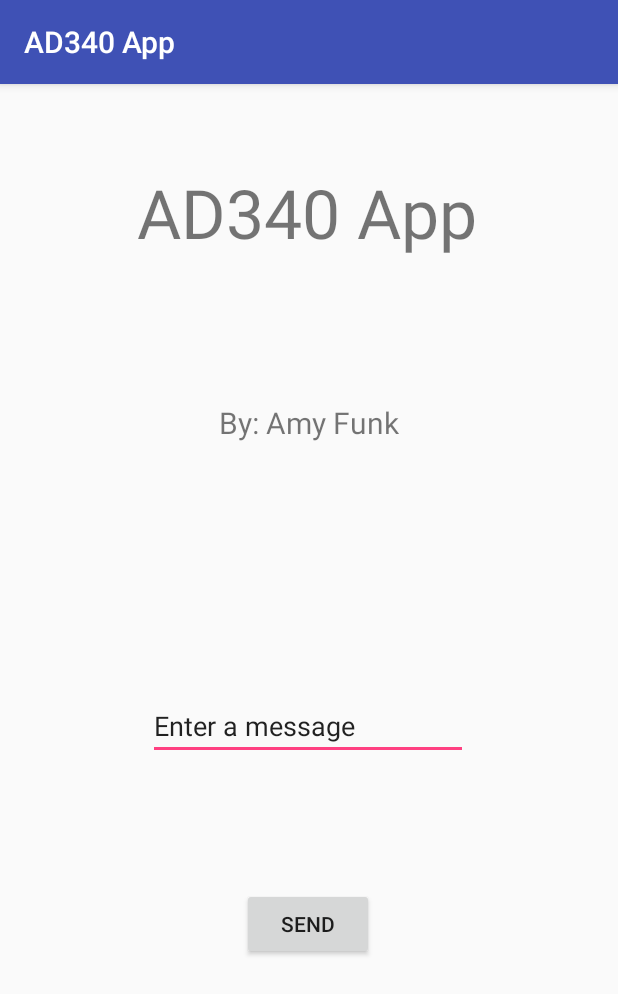
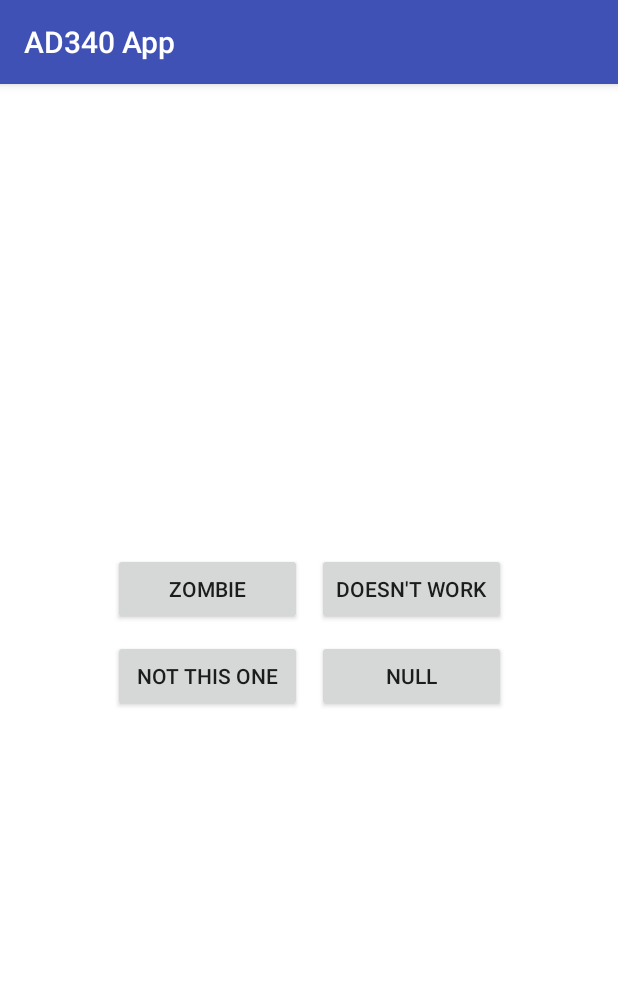
Before and after one commit to amy61789/AD340App, an Android app: the screen it shows after launch (MainActivity), on a phone screen of 412 x 824 dp. Shown: the top 994 px of the screen. Run offline under Robolectric (Android 15) with nearby library versions, the phone set to English and light mode, and no system bars.

Commit message:
homework 3

```diff
--- a/app/build.gradle
+++ b/app/build.gradle
@@ -25,4 +25,10 @@ dependencies {
     testImplementation 'junit:junit:4.12'
     androidTestImplementation 'com.android.support.test:runner:1.0.1'
     androidTestImplementation 'com.android.support.test.espresso:espresso-core:3.0.1'
+    implementation 'com.android.support:recyclerview-v7:27.1.0'
+    implementation 'com.android.volley:volley:1.0.0'
+    implementation 'com.squareup.picasso:picasso:2.5.0'
+    implementation 'com.android.support:cardview-v7:27.1.0'
+    implementation 'com.android.support:appcompat-v7:27.1.0'
+    implementation 'com.android.support:design:27.1.0'
 }
--- a/app/src/main/java/com/example/amyfunk/ad340app/MainActivity.java
+++ b/app/src/main/java/com/example/amyfunk/ad340app/MainActivity.java
@@ -1,30 +1,93 @@
 package com.example.amyfunk.ad340app;
 
+import android.content.Context;
 import android.content.Intent;
+import android.os.Bundle;
+import android.support.design.widget.FloatingActionButton;
+import android.support.design.widget.Snackbar;
 import android.support.v7.app.AppCompatActivity;
-import android.os.Bundle;
+import android.support.v7.widget.Toolbar;
 import android.util.Log;
 import android.view.View;
-import android.widget.EditText;
+import android.view.ViewGroup;
+import android.widget.BaseAdapter;
+import android.widget.Button;
+import android.widget.GridView;
+import android.widget.Toast;
 
 public class MainActivity extends AppCompatActivity {
-    public static final String EXTRA_MESSAGE = "Extra";
+    private static final String TAG = MainActivity.class.getSimpleName();
+
+
+    String[] arr = {"Zombie", "doesn't work", "not this one", "null" };
 
     @Override
     protected void onCreate(Bundle savedInstanceState) {
         super.onCreate(savedInstanceState);
         setContentView(R.layout.activity_main);
-        Log.d("onCreate", "app has been opened");
+
+        GridView gridview = findViewById(R.id.gridview);
+        gridview.setAdapter(new ButtonAdapter(this));
     }
-    /**Called when the user taps the Send button */
 
-    public void sendMessage(View view){
-        //Do something in response to button
-        Intent intent = new Intent(this, DisplayMessageActivity.class);
-        EditText editText = findViewById(R.id.editText);
-        String message = editText.getText().toString();
-        intent.putExtra(EXTRA_MESSAGE, message);
-        startActivity(intent);
-        Log.d("sendMessage", "message is sent");
+
+    public class ButtonAdapter extends BaseAdapter {
+        private Context context;
+
+        public ButtonAdapter(Context c) {
+            context = c;
+        }
+
+        public int getCount() {
+            return arr.length;
+        }
+
+        public Object getItem(int position) {
+            return null;
+        }
+
+        public long getItemId(int position) {
+            return 0;
+        }
+
+        public View getView(int position, View convertView, ViewGroup parent) {
+            Button button;
+            if (convertView == null) {
+                // if it's not recycled, initialize some attributes
+                button = new Button(context);
+            } else {
+                button = (Button) convertView;
+            }
+
+            button.setText(arr[position]);
+            button.setId(position);
+            button.setOnClickListener(new BtnOnClickListener());
+            return button;
+        }
+
+    }
+
+    class BtnOnClickListener implements View.OnClickListener
+    {
+
+        public void onClick(View v)
+        {
+            Log.d(TAG, "tapped button");
+            int id = v.getId();
+            Intent intent;
+            switch (id) {
+                case 0:
+                    intent = new Intent(getBaseContext(), RecyclerActivity.class);
+                    startActivity(intent);
+                    break;
+
+                    default:
+                    Button b = (Button) v;
+                    String label = b.getText().toString();
+                    Toast.makeText(MainActivity.this, label,
+                            Toast.LENGTH_SHORT).show();
+                    break;
+            }
+        }
     }
 }
--- a/app/src/main/res/layout/activity_main.xml
+++ b/app/src/main/res/layout/activity_main.xml
@@ -2,67 +2,27 @@
 <android.support.constraint.ConstraintLayout xmlns:android="http://schemas.android.com/apk/res/android"
     xmlns:app="http://schemas.android.com/apk/res-auto"
     xmlns:tools="http://schemas.android.com/tools"
+    android:id="@+id/coordinatorLayout"
     android:layout_width="match_parent"
     android:layout_height="match_parent"
+    android:background="#fff"
     tools:context=".MainActivity">
 
-    <TextView
-        android:id="@+id/textView"
-        android:layout_width="250dp"
-        android:layout_height="64dp"
-        android:text="AD340 App"
-        android:textSize="45sp"
-        app:layout_constraintBottom_toBottomOf="parent"
-        app:layout_constraintHorizontal_bias="0.565"
-        app:layout_constraintLeft_toLeftOf="parent"
-        app:layout_constraintRight_toRightOf="parent"
-        app:layout_constraintTop_toTopOf="parent"
-        app:layout_constraintVertical_bias="0.079" />
 
-    <TextView
-        android:layout_width="wrap_content"
-        android:layout_height="wrap_content"
-        android:text="By: Amy Funk"
-        android:textSize="20sp"
-        app:layout_constraintBottom_toBottomOf="parent"
-        app:layout_constraintLeft_toLeftOf="parent"
-        app:layout_constraintRight_toRightOf="parent"
-        app:layout_constraintTop_toTopOf="parent"
-        app:layout_constraintVertical_bias="0.286" />
-
-    <EditText
-        android:id="@+id/editText"
-        android:layout_width="wrap_content"
-        android:layout_height="wrap_content"
-        android:layout_marginBottom="16dp"
-        android:layout_marginEnd="16dp"
-        android:layout_marginStart="16dp"
-        android:layout_marginTop="16dp"
-        android:ems="10"
-        android:inputType="textPersonName"
-        android:text="@string/edit_message"
+    <GridView
+        android:id="@+id/gridview"
+        android:layout_width="262dp"
+        android:layout_height="143dp"
+        android:columnWidth="90dp"
+        android:gravity="center"
+        android:horizontalSpacing="10dp"
+        android:numColumns="auto_fit"
+        android:stretchMode="columnWidth"
+        android:verticalSpacing="10dp"
         app:layout_constraintBottom_toBottomOf="parent"
         app:layout_constraintEnd_toEndOf="parent"
-        app:layout_constraintHorizontal_bias="0.496"
+        app:layout_constraintHorizontal_bias="0.5"
         app:layout_constraintStart_toStartOf="parent"
-        app:layout_constraintTop_toTopOf="parent"
-        app:layout_constraintVertical_bias="0.564" />
-
-    <Button
-        android:id="@+id/button"
-        android:layout_width="wrap_content"
-        android:layout_height="wrap_content"
-        android:layout_marginBottom="4dp"
-        android:layout_marginEnd="16dp"
-        android:layout_marginStart="16dp"
-        android:layout_marginTop="16dp"
-        android:onClick="sendMessage"
-        android:text="@string/button_send"
-        app:layout_constraintBottom_toBottomOf="parent"
-        app:layout_constraintEnd_toEndOf="parent"
-        app:layout_constraintHorizontal_bias="0.498"
-        app:layout_constraintStart_toStartOf="parent"
-        app:layout_constraintTop_toTopOf="parent"
-        app:layout_constraintVertical_bias="0.743" />
+        app:layout_constraintTop_toTopOf="parent" />
 
 </android.support.constraint.ConstraintLayout>
```
Also changed, not shown: app/src/main/AndroidManifest.xml (+6 -3 lines), app/src/main/java/com/example/amyfunk/ad340app/Adapter.java (added, +72 -0 lines), app/src/main/java/com/example/amyfunk/ad340app/Detail.java (added, +48 -0 lines), app/src/main/java/com/example/amyfunk/ad340app/DisplayMessageActivity.java (deleted, +0 -25 lines), app/src/main/java/com/example/amyfunk/ad340app/Movies.java (added, +38 -0 lines), app/src/main/java/com/example/amyfunk/ad340app/RecyclerActivity.java (added, +107 -0 lines), app/src/main/res/layout/activity_detail.xml (added, +78 -0 lines), app/src/main/res/layout/activity_display_message.xml (deleted, +0 -22 lines), app/src/main/res/layout/activity_list.xml (added, +30 -0 lines), app/src/main/res/layout/activity_recycler.xml (added, +21 -0 lines), app/src/main/res/layout/items.xml (added, +23 -0 lines), app/src/main/res/layout/list_2_items.xml (added, +23 -0 lines).
